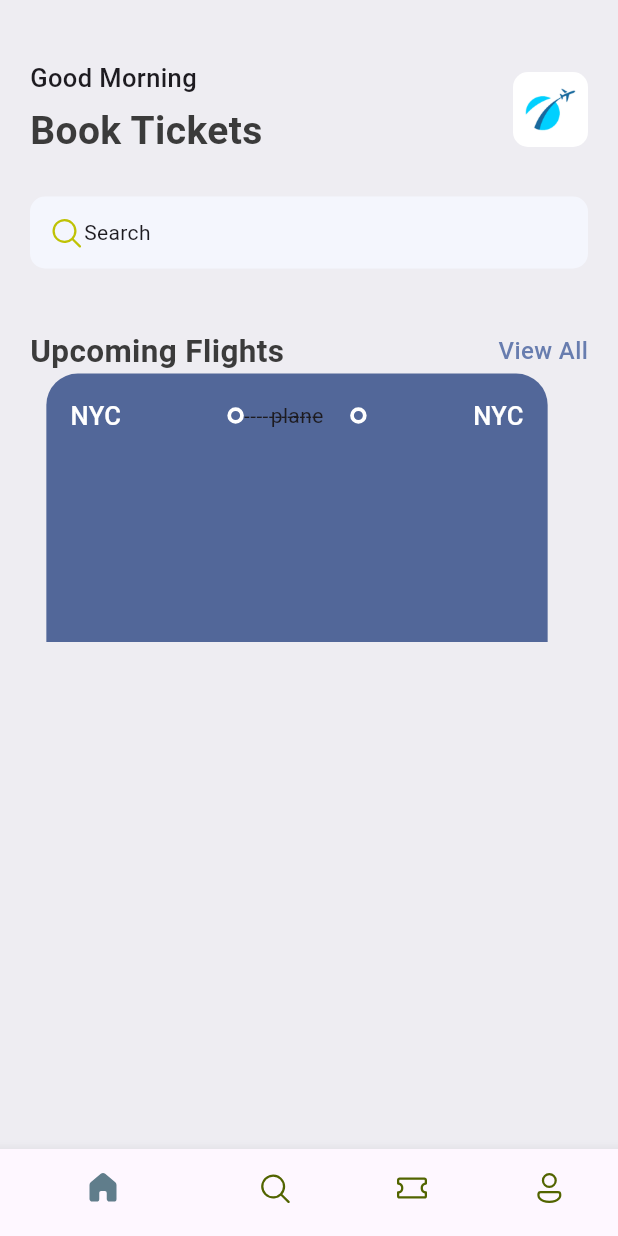
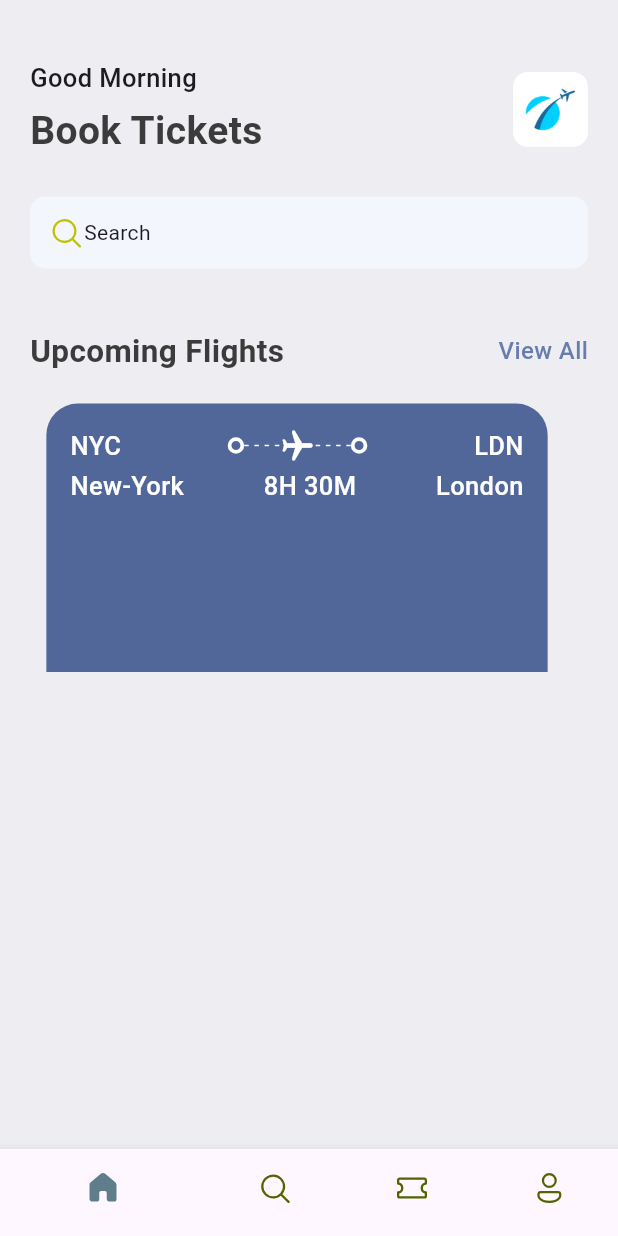
Before and after one commit to fateh97/ticket_app, a Flutter app: the screen it shows after launch, on a phone screen of 412 x 824 dp. Run offline on Flutter 3.47's test engine with Material 3 defaults, Android fonts, the phone set to English and light mode, and no system bars; our stand-ins replace fluentui_icons.

Commit message:
update ticket widget

```diff
--- /dev/null
+++ b/lib/base/widgets/app_layoutbuilder_widget.dart
@@ -0,0 +1,31 @@
+import 'package:flutter/cupertino.dart';
+import 'package:flutter/material.dart';
+
+class AppLayoutBuilderWidget extends StatelessWidget {
+  final int randomDivider;
+
+  const AppLayoutBuilderWidget({super.key, required this.randomDivider});
+
+  @override
+  Widget build(BuildContext context) {
+    return LayoutBuilder(
+        builder: (BuildContext context, BoxConstraints constraints) {
+      // print("${constraints.constrainWidth().floor()}");
+      return Flex(
+        mainAxisAlignment: MainAxisAlignment.spaceBetween,
+        direction: Axis.horizontal,
+        children: List.generate(
+            (constraints.constrainWidth() / randomDivider).floor(),
+            (index) => const SizedBox(
+                  width: 3,
+                  height: 1,
+                  child: DecoratedBox(
+                    decoration: BoxDecoration(
+                      color: Colors.white,
+                    ),
+                  ),
+                )),
+      );
+    });
+  }
+}
--- a/lib/base/widgets/ticket_view.dart
+++ b/lib/base/widgets/ticket_view.dart
@@ -1,6 +1,7 @@
 import 'package:flutter/cupertino.dart';
 import 'package:flutter/material.dart';
 import 'package:ticket_app/base/res/styles/app_styles.dart';
+import 'package:ticket_app/base/widgets/app_layoutbuilder_widget.dart';
 import 'package:ticket_app/base/widgets/big_dot.dart';
 
 class TicketView extends StatelessWidget {
@@ -17,27 +18,59 @@ class TicketView extends StatelessWidget {
         padding: EdgeInsets.all(16),
         decoration: BoxDecoration(
             color: AppStyles.ticketBlue,
-            borderRadius: BorderRadius.only(topLeft: Radius.circular(21), topRight: Radius.circular(21))
-        ),
+            borderRadius: const BorderRadius.only(
+                topLeft: Radius.circular(21), topRight: Radius.circular(21))),
         child: Column(
           children: [
+            // show departure and destination with icons first line
             Row(
               children: [
                 Text(
-                  "NYC", style: AppStyles.headLineStyle3.copyWith(color: Colors.white),
+                  "NYC",
+                  style: AppStyles.headLineStyle3.copyWith(color: Colors.white),
                 ),
                 Expanded(child: Container()),
                 const BigDot(),
-                Expanded(child: Stack(children: [
-                  SizedBox(
-                    child: Text("------------"),
+                Expanded(
+                    child: Stack(children: [
+                  const SizedBox(
+                    height: 24,
+                    child: AppLayoutBuilderWidget(
+                      randomDivider: 6,
+                    ),
                   ),
-                  Center(child: Text("plane"),)
+                  Center(
+                    child: Transform.rotate(
+                        angle: 1.57,
+                        child: const Icon(Icons.local_airport_rounded,
+                            color: Colors.white)),
+                  )
                 ])),
                 const BigDot(),
                 Expanded(child: Container()),
                 Text(
-                  "NYC", style: AppStyles.headLineStyle3.copyWith(color: Colors.white),
+                  "LDN",
+                  style: AppStyles.headLineStyle3.copyWith(color: Colors.white),
+                )
+              ],
+            ),
+            const SizedBox(height: 3,),
+            // show departure and destination names with time
+            Row(
+              children: [
+                Text(
+                  "New-York",
+                  style: AppStyles.headLineStyle3.copyWith(color: Colors.white),
+                ),
+                Expanded(child: Container()),
+                Text(
+                  "8H 30M",
+                  style: AppStyles.headLineStyle3.copyWith(color: Colors.white),
+                ),
+                Expanded(child: Container()),
+                Text(
+                  "London",
+                  style: AppStyles.headLineStyle3.copyWith(color: Colors.white),
                 )
               ],
             )
--- a/lib/screens/home_screen.dart
+++ b/lib/screens/home_screen.dart
@@ -66,7 +66,8 @@ class HomeScreen extends StatelessWidget {
                 ),
                 const SizedBox(height: 40,),
                 const AppDoubleText(bigText: 'Upcoming Flights',smallText: 'View All',),
-                TicketView()
+                const SizedBox(height: 20,),
+                const TicketView()
               ],
             ),
           ),
```
